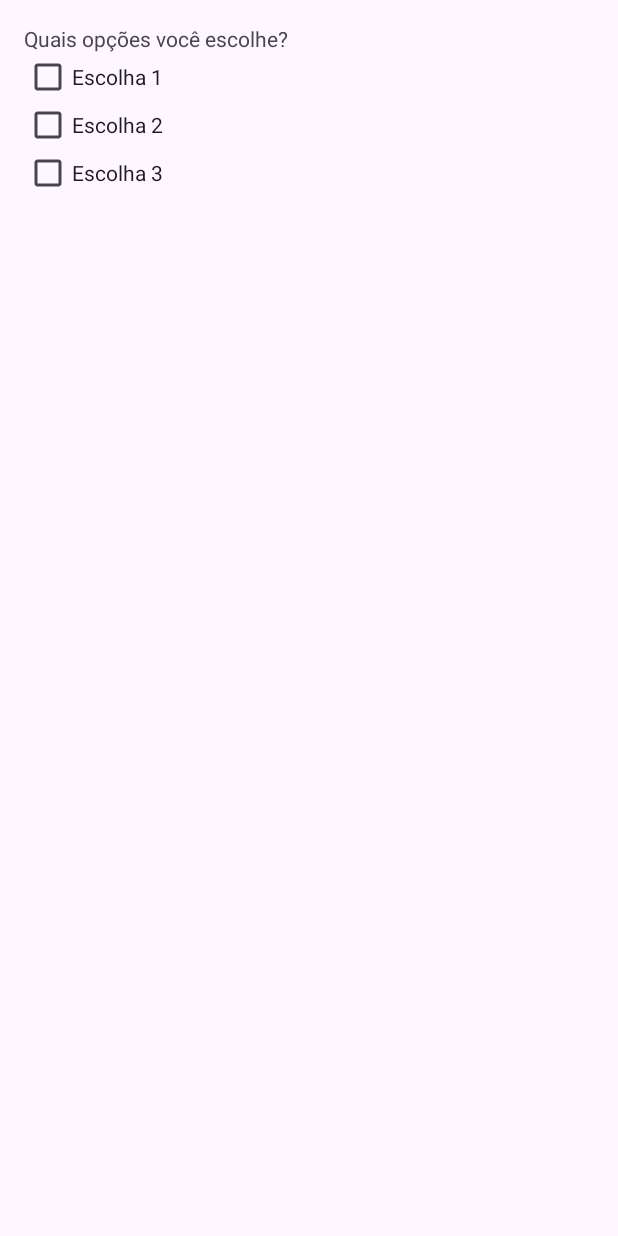
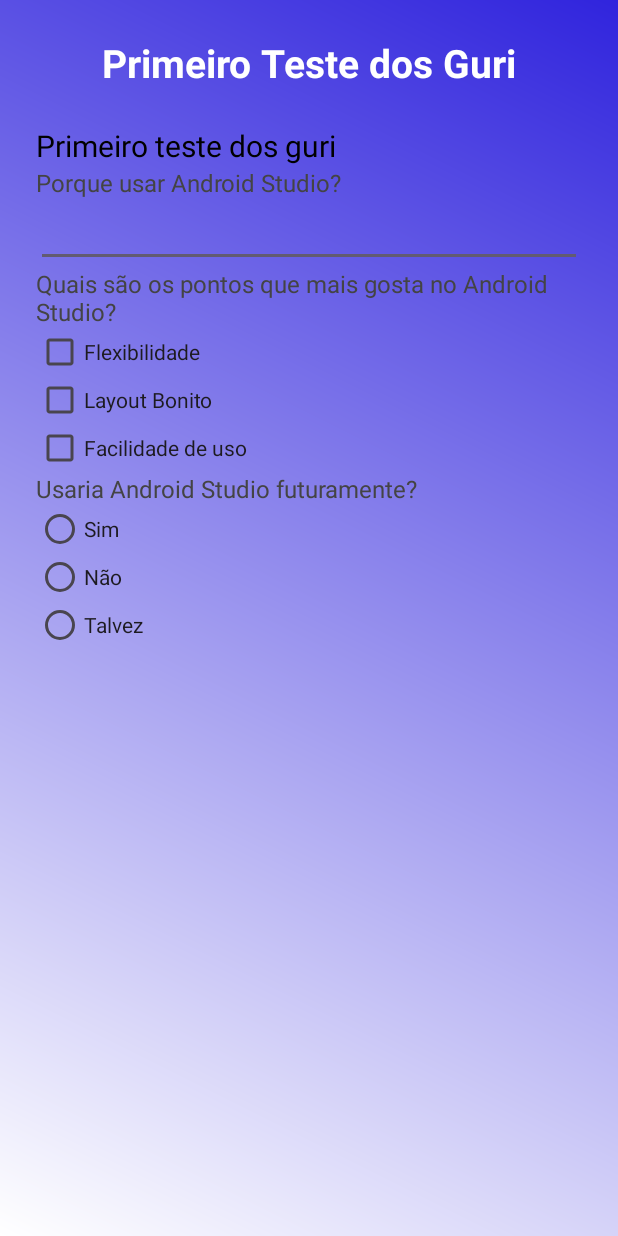
Before and after one commit to RafaelAugustScherer/Feevale_QuestionarioLogicando, an Android app: the screen it shows after launch (MainActivity), on a phone screen of 412 x 824 dp. Run offline under Robolectric (Android 15) with nearby library versions, the phone set to English and light mode, and no system bars; our stand-ins replace Firebase (no records; nobody signed in at launch, a user with empty details on screens opened directly).

Commit message:
commit percorre form e cria componentes

```diff
--- a/app/src/main/java/com/example/feevale_logicando/MainActivity.java
+++ b/app/src/main/java/com/example/feevale_logicando/MainActivity.java
@@ -1,18 +1,28 @@
 package com.example.feevale_logicando;
 
+import android.graphics.Color;
 import android.os.Bundle;
 import android.view.View;
 import android.widget.CheckBox;
+import android.widget.EditText;
 import android.widget.LinearLayout;
+import android.widget.RadioButton;
+import android.widget.RadioGroup;
 import android.widget.TextView;
 import android.widget.Toast;
 
 import androidx.appcompat.app.AppCompatActivity;
 
 import com.example.feevale_logicando.domain.Choice;
+import com.example.feevale_logicando.domain.Form;
+import com.example.feevale_logicando.domain.Question;
 import com.example.feevale_logicando.domain.QuestionMultipleChoice;
+import com.example.feevale_logicando.domain.QuestionSingleChoice;
+import com.example.feevale_logicando.domain.QuestionText;
 
 import java.util.ArrayList;
+import java.util.Arrays;
+import java.util.Date;
 import java.util.List;
 
 public class MainActivity extends AppCompatActivity {
@@ -22,51 +32,132 @@ public class MainActivity extends AppCompatActivity {
         super.onCreate(savedInstanceState);
         setContentView(R.layout.activity_main);
 
+        LinearLayout questionContainer = findViewById(R.id.question_container);
 
-        List<QuestionMultipleChoice> questions = new ArrayList<>();
-        questions.add(createSampleQuestion());
+        TextView formTitle = new TextView(this);
+        formTitle.setTextSize(20);
+        formTitle.setText(form.getTitle());
+        formTitle.setTextColor(Color.BLACK);
+        questionContainer.addView(formTitle);
 
 
-        LinearLayout questionContainer = findViewById(R.id.question_container);
+        for (Question question : form.getQuestions()) {
 
-
-        for (QuestionMultipleChoice question : questions) {
 
             TextView questionText = new TextView(this);
             questionText.setText(question.getText());
+            questionText.setTextColor(Color.DKGRAY);
+            questionText.setTextSize(16);
             questionContainer.addView(questionText);
 
+            if (question instanceof QuestionText) {
+                EditText answerEditText = new EditText(this);
+                questionContainer.addView(answerEditText);
 
-            for (Choice choice : question.getChoices()) {
-                CheckBox choiceCheckBox = new CheckBox(this);
-                choiceCheckBox.setText(choice.getText());
-
-                choiceCheckBox.setOnClickListener(new View.OnClickListener() {
-                    @Override
-                    public void onClick(View v) {
-                        if (((CheckBox) v).isChecked()) {
-                            Toast.makeText(MainActivity.this, "Selecionado: " + choice.getText(), Toast.LENGTH_SHORT).show();
-                        } else {
-                            Toast.makeText(MainActivity.this, "Desmarcado: " + choice.getText(), Toast.LENGTH_SHORT).show();
-                        }
+                answerEditText.setOnFocusChangeListener((v, hasFocus) -> {
+                    if (!hasFocus) {
+                        String answer = answerEditText.getText().toString();
+                        Toast.makeText(MainActivity.this, "Resposta: " + answer, Toast.LENGTH_SHORT).show();
                     }
                 });
 
-                questionContainer.addView(choiceCheckBox);
+            } else if (question instanceof QuestionSingleChoice) {
+                QuestionSingleChoice singleChoice = (QuestionSingleChoice) question;
+                RadioGroup radioGroup = new RadioGroup(this);
+
+                for (Choice choice : singleChoice.getChoices()) {
+                    RadioButton radioButton = new RadioButton(this);
+                    radioButton.setText(choice.getText());
+                    radioGroup.addView(radioButton);
+                }
+
+                questionContainer.addView(radioGroup);
+
+                radioGroup.setOnCheckedChangeListener((group, checkedId) -> {
+                    RadioButton selectedRadioButton = findViewById(checkedId);
+                    if (selectedRadioButton != null) {
+                        String answer = selectedRadioButton.getText().toString();
+                        Toast.makeText(MainActivity.this, "Escolha única selecionada: " + answer, Toast.LENGTH_SHORT).show();
+                    }
+                });
+
+            } else if (question instanceof QuestionMultipleChoice) {
+                QuestionMultipleChoice multipleChoice = (QuestionMultipleChoice) question;
+
+                for (Choice choice : multipleChoice.getChoices()) {
+                    CheckBox checkBox = new CheckBox(this);
+                    checkBox.setText(choice.getText());
+                    questionContainer.addView(checkBox);
+
+                    checkBox.setOnClickListener(v -> {
+                        CheckBox checkBoxView = (CheckBox) v;
+                        if (checkBoxView.isChecked()) {
+                            Toast.makeText(MainActivity.this, "Selecionado: " + checkBoxView.getText(), Toast.LENGTH_SHORT).show();
+                        } else {
+                            Toast.makeText(MainActivity.this, "Desmarcado: " + checkBoxView.getText(), Toast.LENGTH_SHORT).show();
+                        }
+                    });
+                }
             }
         }
     }
 
-    // Método para criar uma pergunta de múltipla escolha de exemplo
-    private QuestionMultipleChoice createSampleQuestion() {
+    //Text
+    QuestionText questionText = new QuestionText(1, "Porque usar Android Studio?", "text");
 
-        Choice choice1 = new Choice(1, "Escolha 1");
-        Choice choice2 = new Choice(2, "Escolha 2");
-        Choice choice3 = new Choice(3, "Escolha 3");
+   //Single
+    Choice choicesingle1 = new Choice(1, "Sim");
+    Choice choicesingle2 = new Choice(2, "Não");
+    Choice choicesingle3 = new Choice(3, "Talvez");
+
+    Choice[] choicessingle = new Choice[]{choicesingle1, choicesingle2, choicesingle3};
+    Question questionSingle = new QuestionSingleChoice(2, "Usaria Android Studio futuramente?", "Single",choicessingle);
 
 
+    //Multiple
+    Choice choicemultiple1= new Choice(1, "Flexibilidade");
+    Choice choicemultiple2 = new Choice(2, "Layout Bonito");
+    Choice choicemultiple3 = new Choice(3, "Facilidade de uso");
+
+    Choice[] choicesMultiple = new Choice[]{choicemultiple1, choicemultiple2, choicemultiple3};
+    Question questionMultiple = new QuestionMultipleChoice(3,"Quais são os pontos que mais gosta no Android Studio?", "Multiple", choicesMultiple);
+
+    Question[] questions = new Question[]{questionText, questionMultiple, questionSingle};
+    Form form = new Form(
+            "Primeiro teste dos guri",
+            new Date(),  // Data de início (hoje)
+            new Date(System.currentTimeMillis() + 86400000L),  // Data de término (1 dia depois, ou seja, amanhã)
+            questions
+    );
+    private QuestionSingleChoice createSingleChoiceQuestion() {
+        Choice choicesingle1 = new Choice(1, "Sim");
+        Choice choicesingle2 = new Choice(2, "Não");
+        Choice choicesingle3 = new Choice(3, "Talvez");
+
+        Choice[] choices = new Choice[]{choicesingle1, choicesingle2, choicesingle3};
+        return new QuestionSingleChoice(2, "Usaria Android Studio futuramente?", "single", choices);
+    }
+
+    private QuestionMultipleChoice createMultipleChoiceQuestion() {
+        Choice choice1 = new Choice(1, "Flexibilidade");
+        Choice choice2 = new Choice(2, "Layout Bonito");
+        Choice choice3 = new Choice(3, "Facilidade de uso");
+
         Choice[] choices = new Choice[]{choice1, choice2, choice3};
-        return new QuestionMultipleChoice(1, "Quais opções você escolhe?", "multiple", choices);
+        return new QuestionMultipleChoice(3, "Quais são os pontos que mais gosta no Android Studio?", "multiple", choices);
+    }
+
+    private void styleTextView(TextView textView) {
+        textView.setTextColor(Color.WHITE);
+        textView.setTextSize(18f);
+        textView.setPadding(0, 20, 0, 10);
+    }
+
+    private void styleEditText(EditText editText) {
+        editText.setBackgroundResource(android.R.drawable.edit_text);
+        editText.setPadding(20, 10, 20, 10);
+        editText.setTextColor(Color.BLACK);
+        editText.setHintTextColor(Color.GRAY);
     }
 }
 
--- a/app/src/main/java/com/example/feevale_logicando/domain/Form.java
+++ b/app/src/main/java/com/example/feevale_logicando/domain/Form.java
@@ -11,15 +11,28 @@ public class Form {
     public Date availableUntil;
     public Question[] questions;
 
-    public Form() {
-
-    }
 
     public Form(String name, Date availableFrom, Date availableUntil, Question[] questions) {
         this.name = name;
         this.availableFrom = availableFrom;
         this.availableUntil = availableUntil;
         this.questions = questions;
+    }
+
+    public String getTitle() {
+        return name;
+    }
+
+    public Date getAvailableFrom() {
+        return availableFrom;
+    }
+
+    public Date getAvailableUntil() {
+        return availableUntil;
+    }
+
+    public Question[] getQuestions() {
+        return questions;
     }
 
     @SuppressWarnings("unchecked")
--- a/app/src/main/java/com/example/feevale_logicando/domain/QuestionSingleChoice.java
+++ b/app/src/main/java/com/example/feevale_logicando/domain/QuestionSingleChoice.java
@@ -4,7 +4,7 @@ public class QuestionSingleChoice extends Question {
     private Choice[] choices;
     private Integer selectedChoice;
 
-    QuestionSingleChoice(int id, String text, String type, Choice[] choices) {
+    public QuestionSingleChoice(int id, String text, String type, Choice[] choices) {
         super(id, text, type);
         this.choices = choices;
     }
--- a/app/src/main/java/com/example/feevale_logicando/domain/QuestionText.java
+++ b/app/src/main/java/com/example/feevale_logicando/domain/QuestionText.java
@@ -3,7 +3,7 @@ package com.example.feevale_logicando.domain;
 public class QuestionText extends Question {
     private String answer;
 
-    QuestionText(int id, String text, String type) {
+    public QuestionText(int id, String text, String type) {
         super(id, text, type);
     }
 
--- /dev/null
+++ b/app/src/main/res/drawable/gradient_background.xml
@@ -0,0 +1,7 @@
+<?xml version="1.0" encoding="utf-8"?>
+<shape xmlns:android="http://schemas.android.com/apk/res/android" android:shape="rectangle">
+    <gradient
+        android:startColor="#FFFFFF"
+        android:endColor="#3024DD"
+        android:angle="45"/>
+</shape>
--- a/app/src/main/res/layout/activity_main.xml
+++ b/app/src/main/res/layout/activity_main.xml
@@ -1,16 +1,27 @@
 <?xml version="1.0" encoding="utf-8"?>
-<androidx.constraintlayout.widget.ConstraintLayout xmlns:android="http://schemas.android.com/apk/res/android"
-    xmlns:app="http://schemas.android.com/apk/res-auto"
-    xmlns:tools="http://schemas.android.com/tools"
+<ScrollView xmlns:android="http://schemas.android.com/apk/res/android"
     android:layout_width="match_parent"
     android:layout_height="match_parent"
-    tools:context=".MainActivity">
+    android:background="@drawable/gradient_background">
 
     <LinearLayout
         android:id="@+id/question_container"
         android:layout_width="match_parent"
-        android:layout_height="match_parent"
+        android:layout_height="wrap_content"
         android:orientation="vertical"
-        android:padding="16dp" />
+        android:padding="24dp"
+        android:gravity="center_horizontal">
 
-</androidx.constraintlayout.widget.ConstraintLayout>
+        <TextView
+            android:id="@+id/form_title"
+            android:layout_width="wrap_content"
+            android:layout_height="wrap_content"
+            android:text="Primeiro Teste dos Guri"
+            android:textColor="#FFFFFF"
+            android:textSize="26sp"
+            android:textStyle="bold"
+            android:layout_marginBottom="24dp" />
+
+
+    </LinearLayout>
+</ScrollView>
```
